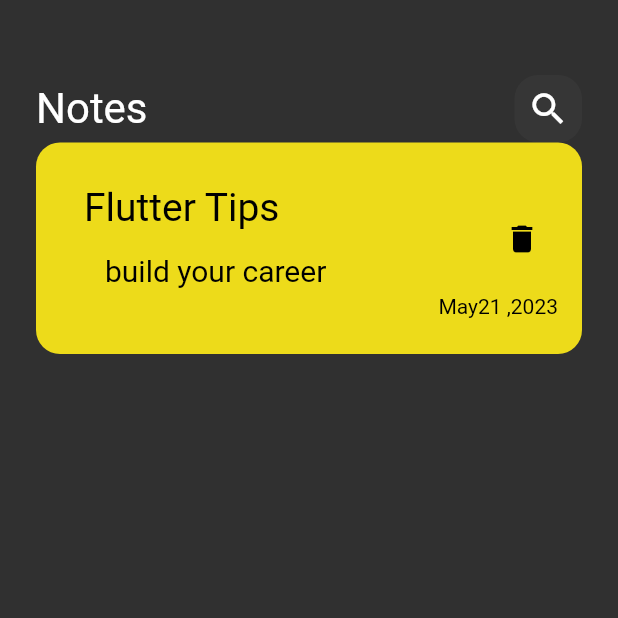
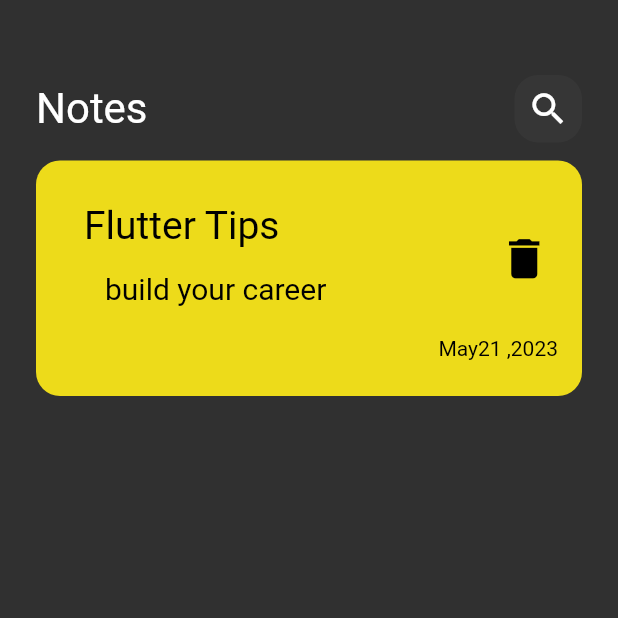
Before and after one commit to afandy72/flutter, a Flutter app: the screen it shows after launch, on a phone screen of 412 x 824 dp, the top half of it. Run offline on Flutter 3.47's test engine with Material 2 defaults, Android fonts, the phone set to English and light mode, and no system bars.

Commit message:
12- Note Item

```diff
--- a/lib/views/Widgets/custom_app_bar.dart
+++ b/lib/views/Widgets/custom_app_bar.dart
@@ -6,7 +6,9 @@ class CustomAppBar extends StatelessWidget {
 
   @override
   Widget build(BuildContext context) {
-    return Row(
+    return Padding(
+      padding: const EdgeInsets.only(bottom: 12),
+      child: Row(
         children: [
           const Text(
             'Notes',
@@ -17,6 +19,7 @@ class CustomAppBar extends StatelessWidget {
           Spacer(),
           CustomeSearchIcon(),
         ],
+      ),
     );
   }
 }
--- /dev/null
+++ b/lib/views/Widgets/custom_note_item.dart
@@ -0,0 +1,46 @@
+import 'package:flutter/material.dart';
+
+class NoteItem extends StatelessWidget {
+  const NoteItem({super.key});
+
+  @override
+  Widget build(BuildContext context) {
+    return Container(
+      padding: EdgeInsets.only(top: 24, bottom: 24, left: 16),
+      decoration: BoxDecoration(
+        color: Color.fromARGB(255, 237, 219, 26),
+        borderRadius: BorderRadius.circular(16),
+      ),
+      child: Column(crossAxisAlignment: CrossAxisAlignment.end, children: [
+        ListTile(
+          title: Text(
+            'Flutter Tips',
+            style: TextStyle(color: Colors.black, fontSize: 26),
+          ),
+          subtitle: Padding(
+            padding: const EdgeInsets.only(left: 14, top: 16, bottom: 16),
+            child: Text('build your career',
+                style: TextStyle(color: Colors.black, fontSize: 20)),
+          ),
+          trailing: IconButton(
+            onPressed: () {},
+            icon: Icon(
+              Icons.delete,
+              color: Colors.black,
+              size: 35,
+            ),
+          ),
+        ),
+        Padding(
+          padding: const EdgeInsets.only(right: 16),
+          child: Text(
+            'May21 ,2023',
+            style: TextStyle(
+              color: Colors.black,
+            ),
+          ),
+        )
+      ]),
+    );
+  }
+}
--- a/lib/views/Widgets/notes_view_body.dart
+++ b/lib/views/Widgets/notes_view_body.dart
@@ -1,5 +1,5 @@
 import 'package:flutter/material.dart';
-
+import 'custom_note_item.dart';
 import 'custom_app_bar.dart';
 
 class NotesViewBody extends StatelessWidget {
@@ -21,44 +21,3 @@ class NotesViewBody extends StatelessWidget {
     );
   }
 }
-
-class NoteItem extends StatelessWidget {
-  const NoteItem({super.key});
-
-  @override
-  Widget build(BuildContext context) {
-    return Container(
-      padding: EdgeInsets.only(top: 24, bottom: 24, left: 16),
-      decoration: BoxDecoration(
-        color: Color.fromARGB(255, 237, 219, 26),
-        borderRadius: BorderRadius.circular(16),
-      ),
-      child: Column(crossAxisAlignment: CrossAxisAlignment.end, children: [
-        ListTile(
-          title: Text(
-            'Flutter Tips',
-            style: TextStyle(color: Colors.black, fontSize: 26),
-          ),
-          subtitle: Padding(
-            padding: const EdgeInsets.only(left: 14, top: 16),
-            child: Text('build your career',
-                style: TextStyle(color: Colors.black, fontSize: 20)),
-          ),
-          trailing: IconButton(
-            onPressed: () {},
-            icon: Icon(Icons.delete, color: Colors.black),
-          ),
-        ),
-        Padding(
-          padding: const EdgeInsets.only(right: 16),
-          child: Text(
-            'May21 ,2023',
-            style: TextStyle(
-              color: Colors.black,
-            ),
-          ),
-        )
-      ]),
-    );
-  }
-}
```
Lines whose indentation alone changed are shown as unchanged.
